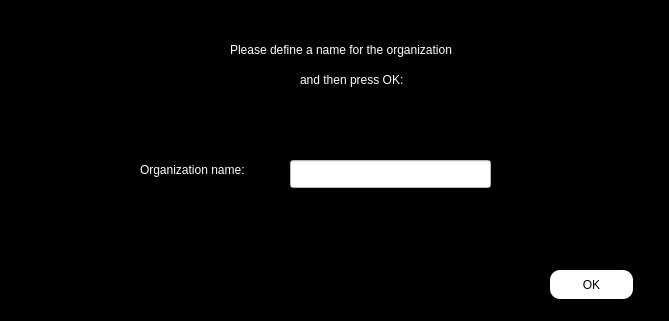
This is entrance_organ/making_organization.ui in Shayanrava/APproject as Qt 5 draws it before an edit. The edited form follows.
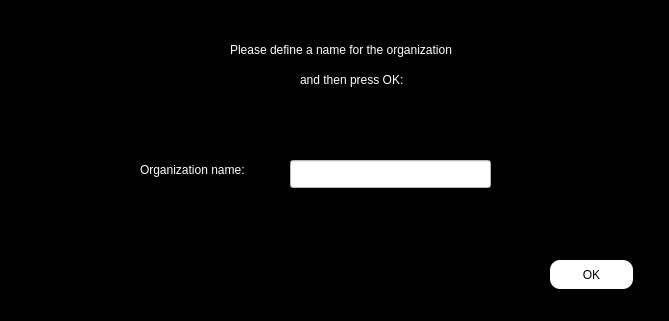
This is the edited form.

Patch:
```diff
--- a/entrance_organ/making_organization.ui
+++ b/entrance_organ/making_organization.ui
@@ -96,7 +96,7 @@
    <property name="geometry">
     <rect>
      <x>550</x>
-     <y>270</y>
+     <y>260</y>
      <width>83</width>
      <height>29</height>
     </rect>
```
